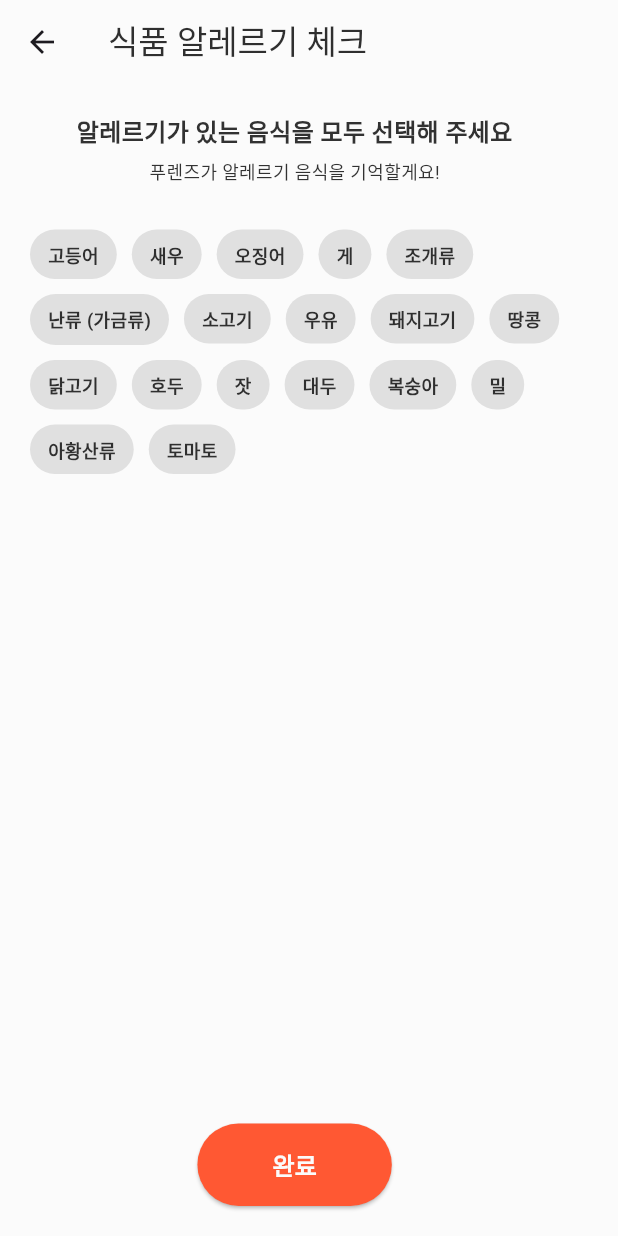
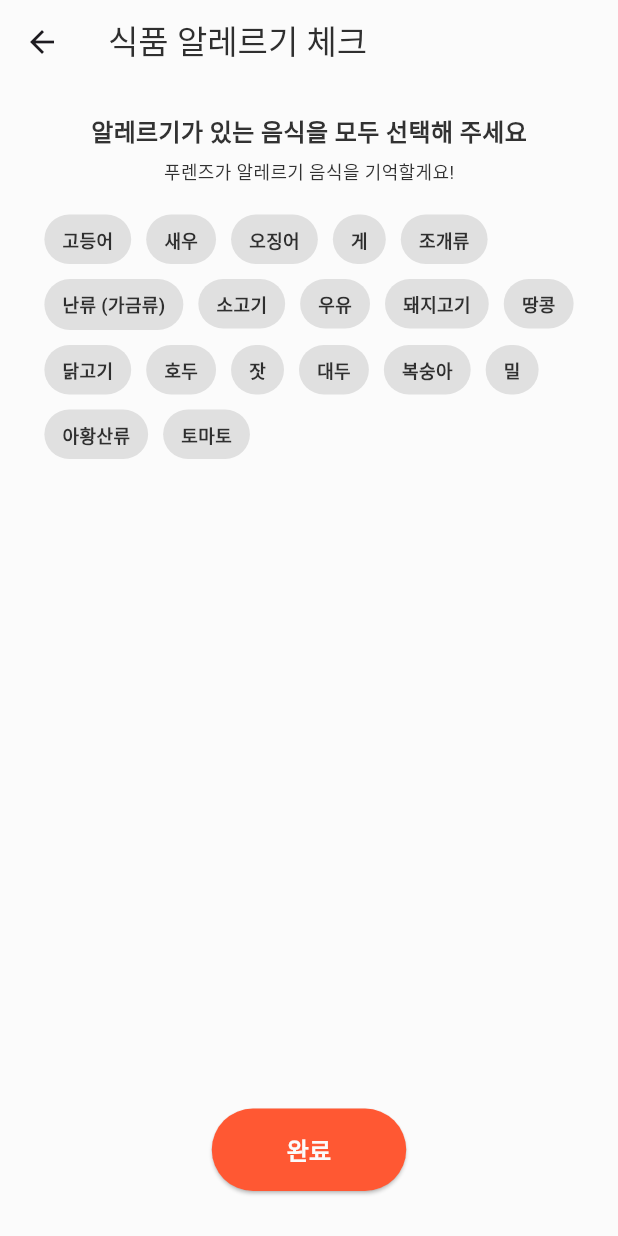
Before and after one commit to JeongHeeju/capstone, a Flutter app: the AllergyScreen screen opened by its route, on a phone screen of 412 x 824 dp. Run offline on Flutter 3.47's test engine with Material 3 defaults, Android fonts, the phone set to English and light mode, and no system bars; our stand-ins replace shared_preferences; accounts and stored records are empty.

Commit message:
Update allergy_screen.dart

```diff
--- a/frontend/capstone/lib/screen/allergy_screen.dart
+++ b/frontend/capstone/lib/screen/allergy_screen.dart
@@ -1,9 +1,8 @@
 import 'package:flutter/material.dart';
+import 'chat_screen.dart';
+import 'dart:convert';
 import 'package:http/http.dart' as http;
-import 'dart:convert';
 import 'package:shared_preferences/shared_preferences.dart';
-import 'chat_screen.dart';
-
 
 class AllergyScreen extends StatefulWidget {
   final List<String> selectedFoods;
@@ -17,6 +16,28 @@
 class _AllergyScreenState extends State<AllergyScreen> {
   List<String> allergies = [];
   bool showResult = false;
+  String userToken = '';
+
+  final List<String> allergyItems = [
+    '고등어', '새우', '오징어', '게',
+    '조개류', '난류 (가금류)', '소고기', '우유',
+    '돼지고기', '땅콩', '닭고기', '호두',
+    '잣', '대두', '복숭아', '밀',
+    '아황산류', '토마토',
+  ];
+
+  @override
+  void initState() {
+    super.initState();
+    _loadToken();
+  }
+
+  Future<void> _loadToken() async {
+    final prefs = await SharedPreferences.getInstance();
+    setState(() {
+      userToken = prefs.getString('token') ?? '';
+    });
+  }
 
   void toggleAllergy(String allergy) {
     setState(() {
@@ -28,17 +49,14 @@
     });
   }
 
-  // 서버로 알러지 정보 전송
   Future<void> saveAllergyInfo() async {
     final url = Uri.parse('http://127.0.0.1:8000/users/save_allergy_info/');
-    final prefs = await SharedPreferences.getInstance();
-    final token = prefs.getString('token');
     try {
       final response = await http.post(
         url,
         headers: {
           "Content-Type": "application/json",
-          "Authorization": "Token $token",
+          "Authorization": "Token $userToken",
         },
         body: json.encode(
           allergies.map((allergy) => {'allergy_name': allergy}).toList(),
@@ -46,23 +64,18 @@
       );
 
       if (response.statusCode == 201) {
-        print('Allergy info saved successfully');
-        ScaffoldMessenger.of(context).showSnackBar(
-          SnackBar(content: Text('알러지 정보가 저장되었습니다.')),
-        );
         setState(() {
           showResult = true;
         });
       } else {
-        print('Failed to save allergy info: ${response.body}');
         ScaffoldMessenger.of(context).showSnackBar(
-          SnackBar(content: Text('알러지 정보 저장 실패')),
+          SnackBar(content: Text('알러지 정보 저장 실패: ${response.statusCode}')),
         );
       }
     } catch (e) {
       print('Error occurred: $e');
       ScaffoldMessenger.of(context).showSnackBar(
-        SnackBar(content: Text('네트워크 오류가 발생했습니다.')),
+        SnackBar(content: Text('네트워크 오류가 발생했습니다. 다시 시도해주세요.')),
       );
     }
   }
@@ -70,42 +83,66 @@
   @override
   Widget build(BuildContext context) {
     if (showResult) {
-      return _buildResultScreen();
-    }
-    return _buildAllergySelectionScreen();
+      return Scaffold(
+        appBar: AppBar(
+          backgroundColor: Color(0xFFFBFBFB),
+          title: Text('결과 화면', style: TextStyle(color: Color(0xFF2F2F2F))),
+        ),
+        body: Padding(
+          padding: const EdgeInsets.all(20.0),
+          child: Column(
+            crossAxisAlignment: CrossAxisAlignment.start,
+            children: [
+              Text('선호하는 음식:', style: TextStyle(fontSize: 20, fontWeight: FontWeight.bold)),
+              Text(widget.selectedFoods.join(', ')),
+              SizedBox(height: 16),
+              Text('알레르기가 있는 음식:', style: TextStyle(fontSize: 20, fontWeight: FontWeight.bold)),
+              Text(allergies.isNotEmpty ? allergies.join(', ') : '없음'),
+              Spacer(),
+              SizedBox(
+                width: double.infinity,
+                child: ElevatedButton(
+                  onPressed: () {
+                    Navigator.push(
+                      context,
+                      MaterialPageRoute(
+                        builder: (context) => ChatScreen(
+                          selectedFoods: widget.selectedFoods,
+                          allergies: allergies,
+                          userToken: userToken,
+                        ),
+                      ),
+                    );
+                  },
+                  style: ElevatedButton.styleFrom(
+                    backgroundColor: Color(0xFFFF5833),
+                    padding: EdgeInsets.symmetric(vertical: 15),
+                  ),
+                  child: Text(
+                    '채팅하러 가기',
+                    style: TextStyle(fontSize: 16, fontWeight: FontWeight.bold, color: Color(0xFFFBFBFB)),
+                  ),
+                ),
+              ),
+            ],
+          ),
+        ),
+      );
     }
 
-  Widget _buildAllergySelectionScreen() {
-    final List<String> allergyItems = [
-      '고등어', '새우', '오징어', '게',
-      '조개류', '난류 (가금류)', '소고기', '우유',
-      '돼지고기', '땅콩', '닭고기', '호두',
-      '잣', '대두', '복숭아', '밀',
-      '아황산류', '토마토',
-    ];
-
     return Scaffold(
-      appBar: PreferredSize(
-        preferredSize: Size.fromHeight(56.0),
-        child: AppBar(
+      appBar: AppBar(
         backgroundColor: Color(0xFFFBFBFB),
         title: Text('식품 알레르기 체크', style: TextStyle(color: Color(0xFF2F2F2F))),
-        ),
       ),
       body: Padding(
         padding: EdgeInsets.all(20),
         child: Column(
           children: [
-            Text(
-              '알레르기가 있는 음식을 모두 선택해 주세요',
-              style: TextStyle(fontSize: 16, fontWeight: FontWeight.bold),
-            ),
+            Text('알레르기가 있는 음식을 모두 선택해 주세요', style: TextStyle(fontSize: 16, fontWeight: FontWeight.bold)),
             SizedBox(height: 5),
-            Text(
-              '푸렌즈가 알레르기 음식을 기억할게요!',
-              style: TextStyle(fontSize: 12),
-            ),
-            SizedBox(height: 30),
+            Text('푸렌즈가 알레르기 음식을 기억할게요!', style: TextStyle(fontSize: 12)),
+            SizedBox(height: 20),
             Expanded(
               child: SingleChildScrollView(
                 child: Wrap(
@@ -135,7 +172,9 @@
                 ),
               ),
             ),
-            SizedBox(height: 20),
+            Row(
+              mainAxisAlignment: MainAxisAlignment.center,
+              children: [
                 ElevatedButton(
                   onPressed: saveAllergyInfo,
                   style: ElevatedButton.styleFrom(
@@ -149,51 +188,7 @@
                 ),
               ],
             ),
-      ),
-    );
-  }
-
-  Widget _buildResultScreen() {
-    return Scaffold(
-      appBar: AppBar(
-        backgroundColor: Color(0xFFFBFBFB),
-        title: Text('결과 화면', style: TextStyle(color: Color(0xFF2F2F2F))),
-      ),
-      body: Padding(
-        padding: const EdgeInsets.all(20.0),
-        child: Column(
-          crossAxisAlignment: CrossAxisAlignment.start,
-          children: [
-            Text('선호하는 음식:', style: TextStyle(fontSize: 20, fontWeight: FontWeight.bold)),
-            Text(widget.selectedFoods.join(', ')),
-            SizedBox(height: 16),
-            Text('알레르기가 있는 음식:', style: TextStyle(fontSize: 20, fontWeight: FontWeight.bold)),
-            Text(allergies.isNotEmpty ? allergies.join(', ') : '없음'),
-            Spacer(),
-            SizedBox(
-              width: double.infinity,
-              child: ElevatedButton(
-                onPressed: () {
-                  Navigator.push(
-                    context,
-                    MaterialPageRoute(
-                      builder: (context) => ChatScreen(
-                        selectedFoods: widget.selectedFoods,
-                        allergies: allergies,
-                      ),
-                    ),
-                  );
-                },
-                style: ElevatedButton.styleFrom(
-                  backgroundColor: Color(0xFFFF5833),
-                  padding: EdgeInsets.symmetric(vertical: 15),
-                ),
-                child: Text(
-                  '채팅하러 가기',
-                  style: TextStyle(fontSize: 16, fontWeight: FontWeight.bold, color: Color(0xFFFBFBFB)),
-                ),
-              ),
-            ),
+            SizedBox(height: 10),
           ],
         ),
       ),
```
Lines whose indentation alone changed are shown as unchanged.
